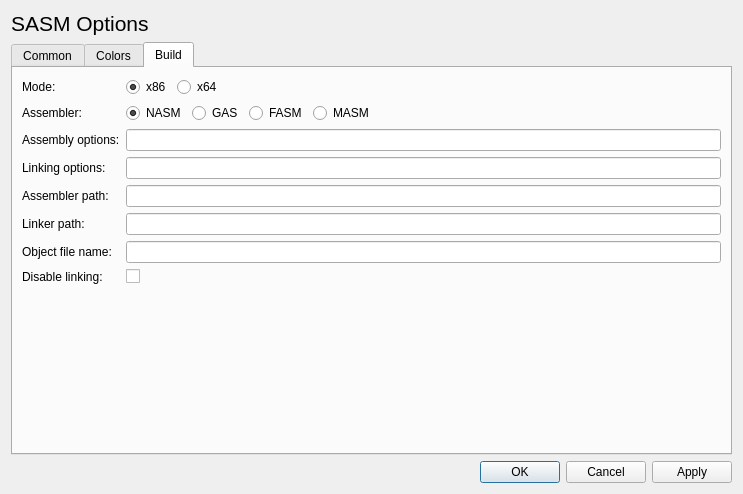
Old version of the form settings.ui in the repository Dman95/SASM.
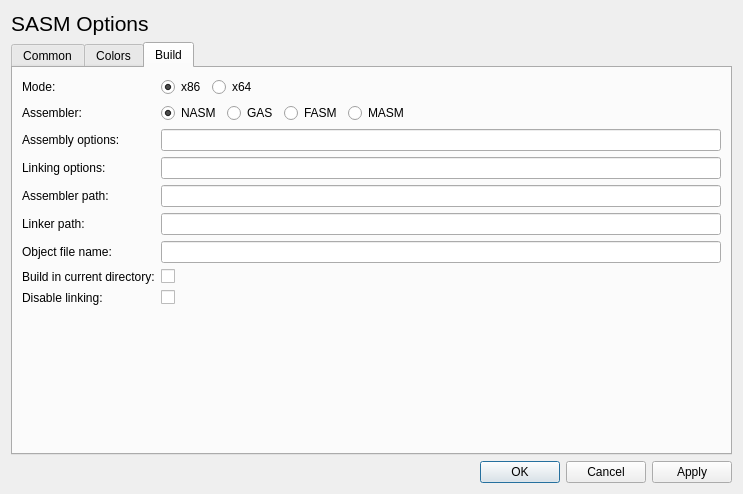
New version of the form. The open tabs and pages were chosen to show the change.

Commit message: Build in current directory ability has been added.

The edit to the form file:
```diff
--- a/settings.ui
+++ b/settings.ui
@@ -2097,23 +2097,6 @@
          <item row="5" column="1">
           <widget class="QLineEdit" name="linkerPathEdit"/>
          </item>
-         <item row="7" column="0">
-          <widget class="QLabel" name="disableLinkingLabel">
-           <property name="text">
-            <string>Disable linking:</string>
-           </property>
-          </widget>
-         </item>
-         <item row="7" column="1">
-          <widget class="QCheckBox" name="disableLinkingCheckbox">
-           <property name="enabled">
-            <bool>true</bool>
-           </property>
-           <property name="text">
-            <string/>
-           </property>
-          </widget>
-         </item>
          <item row="6" column="0">
           <widget class="QLabel" name="objectFileNameLabel">
            <property name="text">
@@ -2124,6 +2107,40 @@
          <item row="6" column="1">
           <widget class="QLineEdit" name="objectFileNameEdit"/>
          </item>
+         <item row="8" column="0">
+          <widget class="QLabel" name="disableLinkingLabel">
+           <property name="text">
+            <string>Disable linking:</string>
+           </property>
+          </widget>
+         </item>
+         <item row="8" column="1">
+          <widget class="QCheckBox" name="disableLinkingCheckbox">
+           <property name="enabled">
+            <bool>true</bool>
+           </property>
+           <property name="text">
+            <string/>
+           </property>
+          </widget>
+         </item>
+         <item row="7" column="0">
+          <widget class="QLabel" name="assemblerWorkingDirectoryLabel">
+           <property name="text">
+            <string>Build in current directory:</string>
+           </property>
+          </widget>
+         </item>
+         <item row="7" column="1">
+          <widget class="QCheckBox" name="runInCurrentDirectoryCheckbox">
+           <property name="enabled">
+            <bool>true</bool>
+           </property>
+           <property name="text">
+            <string/>
+           </property>
+          </widget>
+         </item>
         </layout>
        </item>
        <item>
```
Left out of the diff: 2 changed lines with no effect on the pictures. The commit also changes 3 other files.
